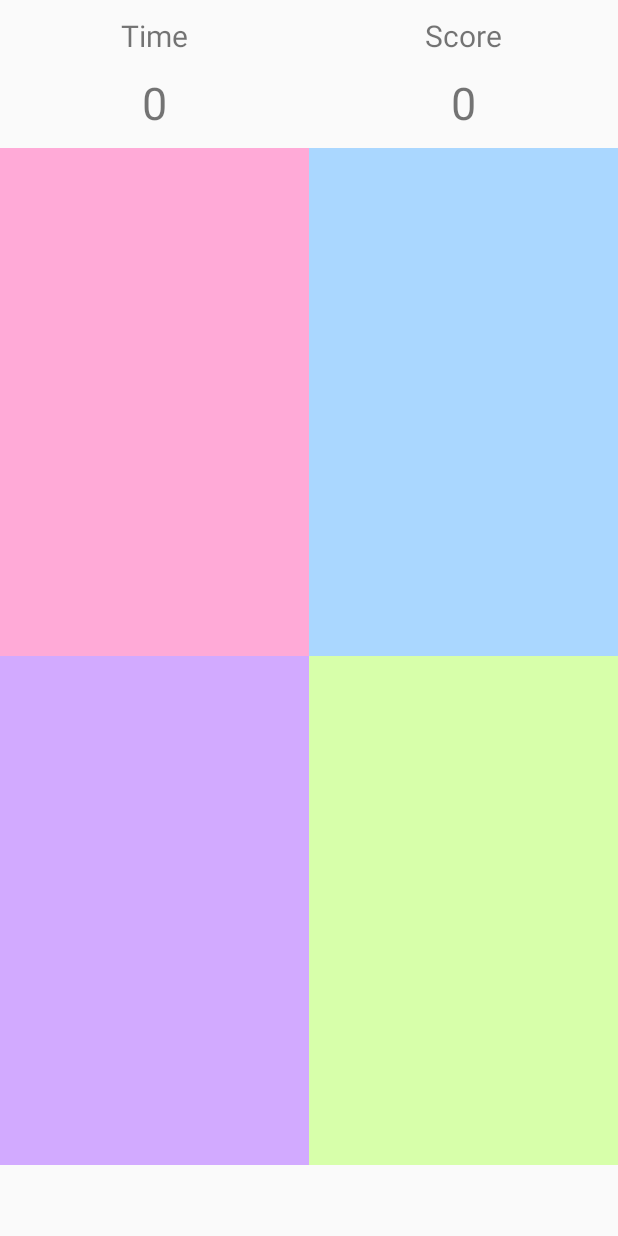
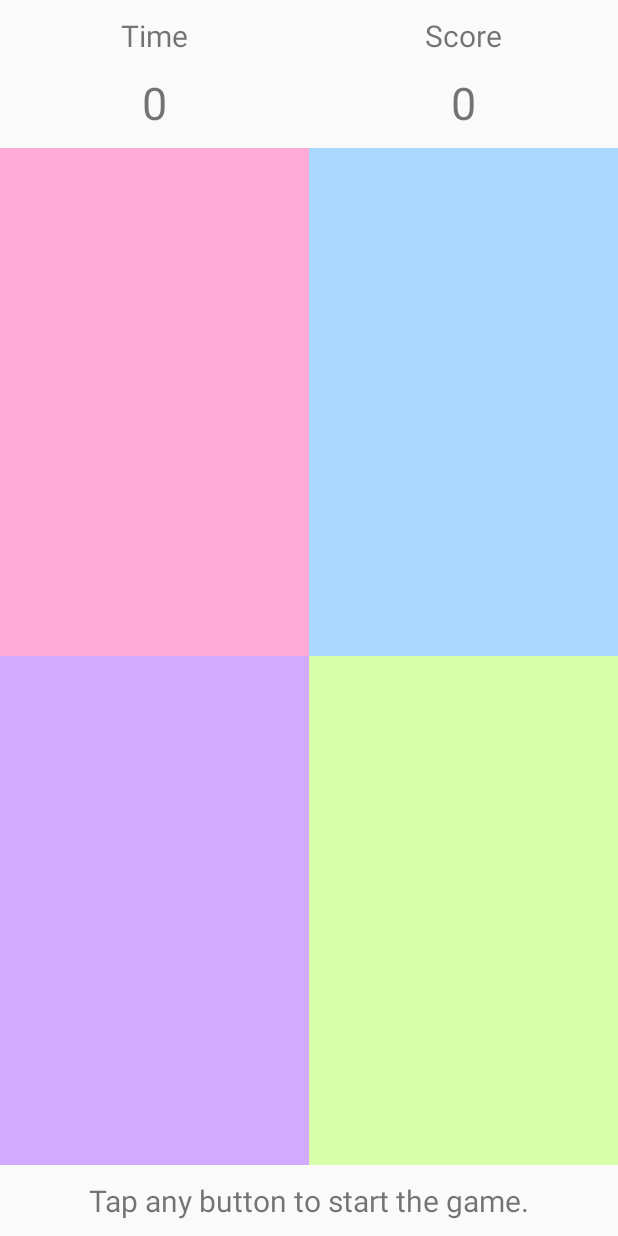
Before and after one commit to anne-zou/Simon-Says, an Android app: the layout activity_main.xml on its own in the app's theme, with its tools: preview values and no code run, on a phone screen of 412 x 824 dp. Run offline under Robolectric (Android 15) with nearby library versions, the phone set to English and light mode, and no system bars.

Commit message:
Set default text in TextView

```diff
--- a/app/src/main/java/com/example/supremeruler/simonsays/MainActivity.java
+++ b/app/src/main/java/com/example/supremeruler/simonsays/MainActivity.java
@@ -24,7 +24,7 @@ public class MainActivity extends AppCompatActivity {
     String[] color = {"pink", "blue", "purple", "green"};
 
     boolean gameOver = true;
-    int score = 0;
+    int score;
     int curButtonIndex;
 
     String whatToSay(int curButtonIndex) {
@@ -60,8 +60,6 @@ public class MainActivity extends AppCompatActivity {
         scoreText = (TextView) findViewById(R.id.score);
         timeText = (TextView) findViewById(R.id.time);
 
-        simonSays.setText("Tap any button to start the game.");
-
         // initialize the CountDownTimer
         timer = new CountDownTimer(4000, 1000) {
             public void onTick(long millisUntilFinished) {
@@ -76,6 +74,7 @@ public class MainActivity extends AppCompatActivity {
                 simonSays.setText("Tap any button to play again.");
             }
         };
+        // Tap a button to start a new game.
     }
 
     public void onClick(View view){
--- a/app/src/main/res/layout/activity_main.xml
+++ b/app/src/main/res/layout/activity_main.xml
@@ -124,6 +124,7 @@
         android:paddingTop="10dp"
         android:paddingBottom="10dp"
         android:textSize="20sp"
-        android:id="@+id/simonSays"/>
+        android:id="@+id/simonSays"
+        android:text="Tap any button to start the game."/>
 
 </LinearLayout>
```
